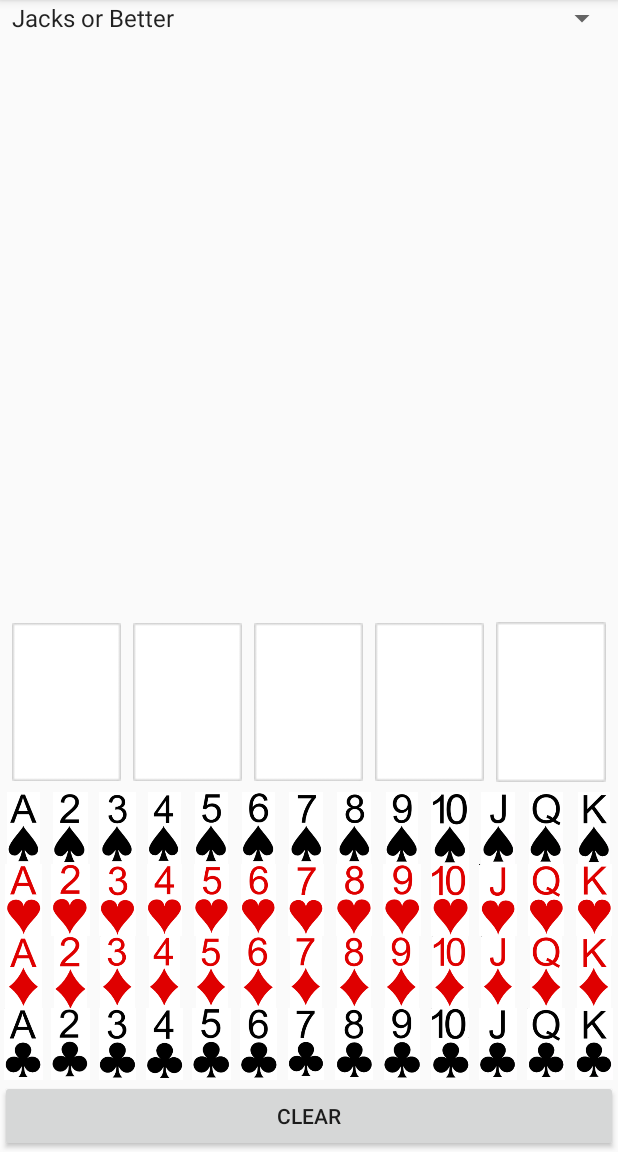
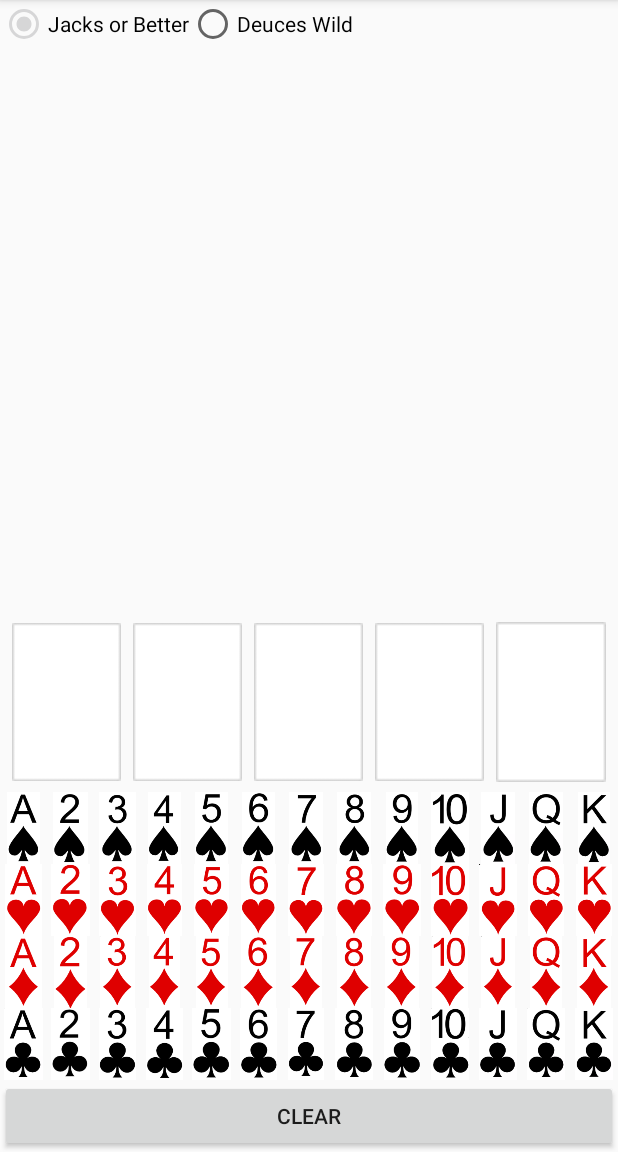
Before and after one commit to jwalters006/PokerTrainer, an Android app: the screen it shows after launch (MainActivity), on a phone screen of 412 x 824 dp, the part 84-1236 px from its top. Run offline under Robolectric (Android 15) with nearby library versions, the phone set to English and light mode, and no system bars.

Commit message:
Replace Spinner with RadioButtons for selection of result table

```diff
--- a/app/src/main/java/com/rallymonkey911/android/pokertrainer/MainActivity.java
+++ b/app/src/main/java/com/rallymonkey911/android/pokertrainer/MainActivity.java
@@ -1,22 +1,23 @@
 package com.rallymonkey911.android.pokertrainer;
 
 import android.os.Bundle;
+import android.support.annotation.IdRes;
 import android.support.v4.content.ContextCompat;
 import android.support.v7.app.AppCompatActivity;
 import android.util.Log;
 import android.view.View;
 import android.widget.AdapterView;
-import android.widget.ArrayAdapter;
 import android.widget.Button;
 import android.widget.ImageView;
-import android.widget.Spinner;
+import android.widget.RadioButton;
+import android.widget.RadioGroup;
 import android.widget.TextView;
 import android.widget.Toast;
 
 import java.util.ArrayList;
 import java.util.List;
 
-public class MainActivity extends AppCompatActivity implements AdapterView.OnItemSelectedListener{
+public class MainActivity extends AppCompatActivity{
 
     // Declare all ImageView objects in the layout
     public ImageView cardImageView1, cardImageView2, cardImageView3, cardImageView4, cardImageView5,
@@ -54,10 +55,13 @@ public class MainActivity extends AppCompatActivity implements AdapterView.OnIte
     // contains four-of-a-kind or a full-house.
     boolean bypassMapLookUpAndHoldAll;
 
-    // Declare Spinner object that will be used to select the appropriate result table
-    Spinner gameChoiceSpinner;
+    // Declare RadioGroup object that will be used to hold RadioButton objects
+    RadioGroup gameChoiceRadioGroup;
 
-    String gameSelected = null;
+    // Declare RadioButton objects that will be used to select the appropriate result table
+    RadioButton radioButtonJacks, radioButtonDeuces;
+
+    String gameSelected = "Jacks or Better";
 
     public static final String STATE_PLAYER_HAND = "playerHand";
     public static final String STATE_GAME_SELECTED = "gameSelected";
@@ -156,21 +160,29 @@ public class MainActivity extends AppCompatActivity implements AdapterView.OnIte
         // Find reference to the Button in the layout
         clearButton = (Button) findViewById(R.id.clear_button);
 
-        // Find reference to the Spinner in the layout
-        gameChoiceSpinner = (Spinner) findViewById(R.id.game_choice_spinner);
+        // Find reference to the radioGroup in the layout
+        gameChoiceRadioGroup = (RadioGroup) findViewById(R.id.game_choice_radio_group);
 
-        // Create an ArrayAdapter using a string array and a default spinner layout
-        ArrayAdapter<CharSequence> adapter = ArrayAdapter.createFromResource(
-                this, R.array.game_choices_array, android.R.layout.simple_spinner_item);
+        // Find reference to the radioButton's in the layout
+        radioButtonJacks = (RadioButton)findViewById(R.id.radio_button_jacks);
+        radioButtonDeuces = (RadioButton)findViewById(R.id.radio_button_deuces);
 
-        // Specify the layout to use when the list of choices appears
-        adapter.setDropDownViewResource(android.R.layout.simple_spinner_dropdown_item);
-
-        // Apply the adapter to the spinner
-        gameChoiceSpinner.setAdapter(adapter);
-
-        // Set the listener for the spinner
-        gameChoiceSpinner.setOnItemSelectedListener(this);
+        // Set response for RadioButton's via RadioGroup listener
+        gameChoiceRadioGroup.setOnCheckedChangeListener(new RadioGroup.OnCheckedChangeListener() {
+            @Override
+            public void onCheckedChanged(RadioGroup group, @IdRes int checkedId) {
+                switch (checkedId){
+                    case R.id.radio_button_jacks:
+                        gameSelected = "Jacks or Better";
+                        break;
+                    case R.id.radio_button_deuces:
+                        gameSelected = "Deuces Wild";
+                }
+                if (hand.size() == 5){
+                    detectWinningHand();
+                }
+            }
+        });
 
         // Store references to all of the non-hand card ImageViews in arrays for convenient
         // processing in a loop below.
@@ -248,6 +260,9 @@ public class MainActivity extends AppCompatActivity implements AdapterView.OnIte
             }
         }
 
+        // Set default selection of game to "Jacks or Better" via RadioButton selection
+        gameChoiceRadioGroup.check(R.id.radio_button_jacks);
+
         // Set the OnClickListener for the clear Button
         clearButton.setOnClickListener(new View.OnClickListener() {
             @Override
@@ -259,7 +274,17 @@ public class MainActivity extends AppCompatActivity implements AdapterView.OnIte
         if (savedInstanceState != null) {
             ArrayList<Card> handCopy = (ArrayList<Card>) savedInstanceState.getSerializable(
                     STATE_PLAYER_HAND);
+
             gameSelected = savedInstanceState.getString(STATE_GAME_SELECTED);
+
+            switch(gameSelected){
+                case "Jacks or Better":
+                    gameChoiceRadioGroup.check(R.id.radio_button_jacks);
+                    break;
+                case "Deuces Wild":
+                    gameChoiceRadioGroup.check(R.id.radio_button_deuces);
+            }
+
             for (Card card: handCopy) {
                 addCardToHand(card);
             }
@@ -271,19 +296,6 @@ public class MainActivity extends AppCompatActivity implements AdapterView.OnIte
         super.onSaveInstanceState(outState);
         outState.putSerializable(STATE_PLAYER_HAND, hand);
         outState.putString(STATE_GAME_SELECTED, gameSelected);
-    }
-
-    @Override
-    public void onItemSelected(AdapterView<?> parent, View view, int position, long id) {
-        gameSelected = (String) parent.getItemAtPosition(position);
-        setHandText();
-        Log.v("Retrieving selection ", (String) parent.getItemAtPosition(position));
-        Log.v("test", getResources().getStringArray(R.array.game_choices_array)[position]);
-    }
-
-    @Override
-    public void onNothingSelected(AdapterView<?> parent) {
-        gameSelected = (String) parent.getItemAtPosition(0);
     }
 
     public boolean addCardToHand(Card cardToAdd) {
--- a/app/src/main/res/layout/activity_main.xml
+++ b/app/src/main/res/layout/activity_main.xml
@@ -8,16 +8,31 @@
     android:layout_height="match_parent"
     tools:context="com.rallymonkey911.android.pokertrainer.MainActivity">
 
-    <Spinner
-        android:id="@+id/game_choice_spinner"
-        android:layout_width="fill_parent"
-        android:layout_height="wrap_content"></Spinner>
+    <RadioGroup
+        android:id="@+id/game_choice_radio_group"
+        android:layout_width="wrap_content"
+        android:layout_height="wrap_content"
+        android:orientation="horizontal">
+
+        <RadioButton
+            android:id="@+id/radio_button_jacks"
+            android:layout_width="wrap_content"
+            android:layout_height="wrap_content"
+            android:text="Jacks or Better" />
+
+        <RadioButton
+            android:id="@+id/radio_button_deuces"
+            android:layout_width="wrap_content"
+            android:layout_height="wrap_content"
+            android:text="Deuces Wild" />
+
+    </RadioGroup>
 
     <TextView
         android:id="@+id/hand_text"
         android:layout_width="wrap_content"
         android:layout_height="wrap_content"
-        android:layout_below="@id/game_choice_spinner"
+        android:layout_below="@id/game_choice_radio_group"
         android:layout_centerHorizontal="true"
         android:text="@string/default__hand_text"
         android:textAlignment="center"
```
